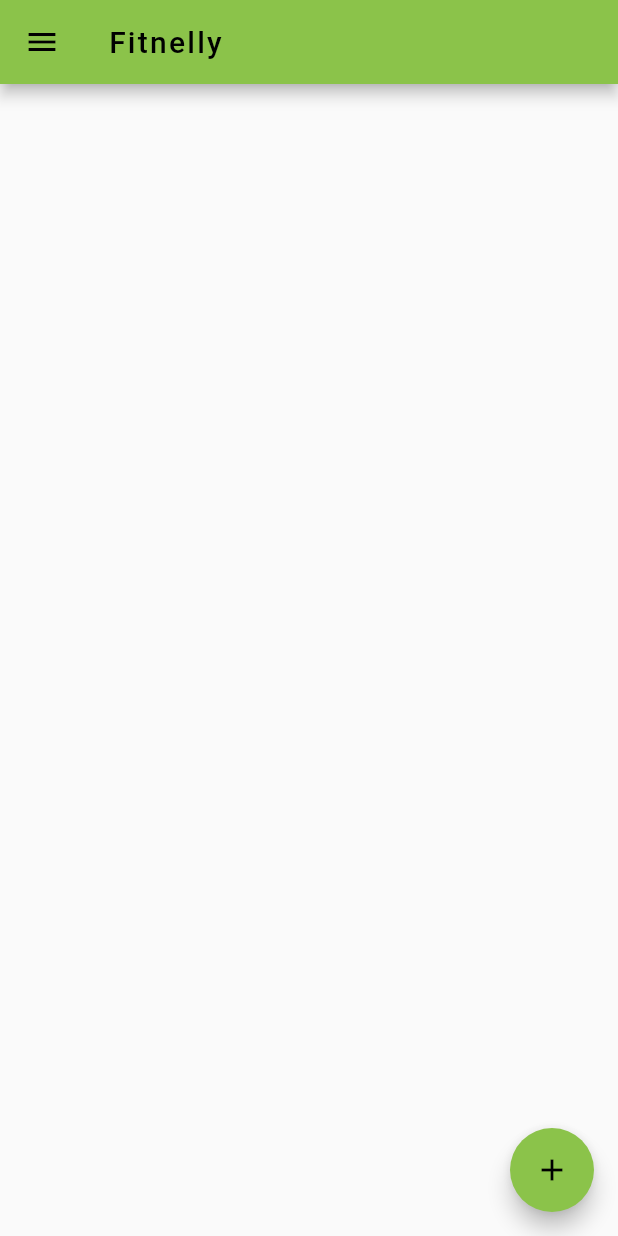
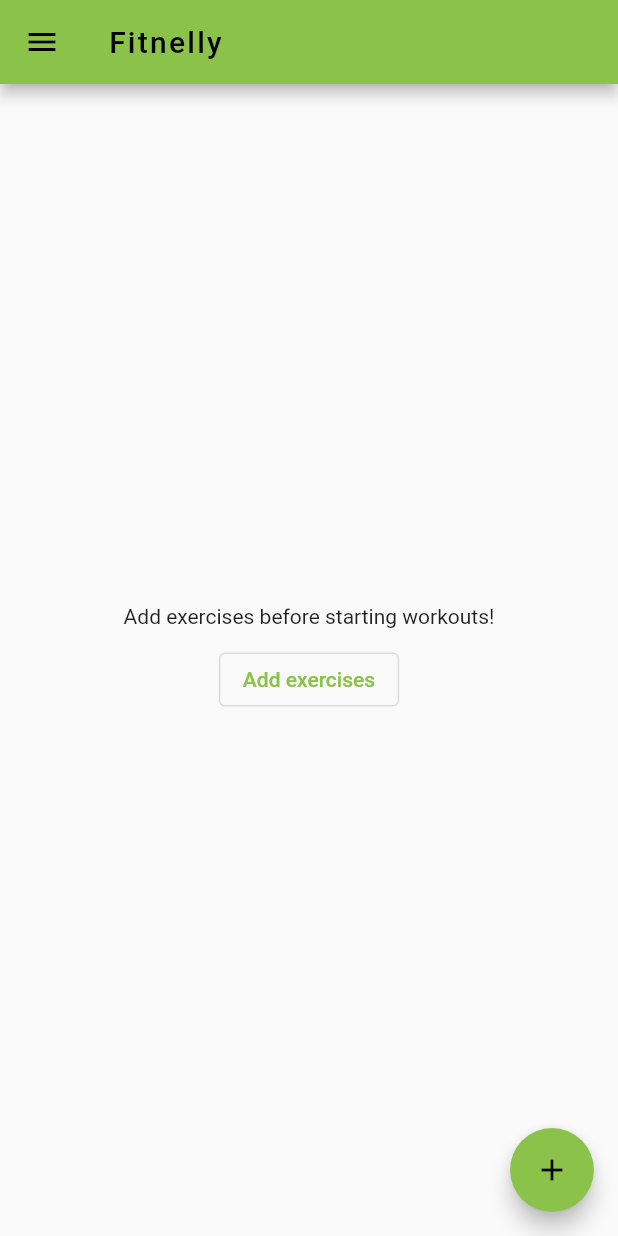
Before and after one commit to Yaxsh/floss-fitness-app, a Flutter app: the screen it shows after launch, on a phone screen of 412 x 824 dp. Run offline on Flutter 3.47's test engine with Material 2 defaults, Android fonts, the phone set to English and light mode, and no system bars; our stand-ins replace bloc, dropdown_button2, flutter_bloc, sqflite; accounts and stored records are empty.

Commit message:
* verified v2 db upgrade * added intructions for new users in exercises_page.dart and home_page.dart * upgraded to version 0.0.3

```diff
--- a/lib/views/pages/exercises_page.dart
+++ b/lib/views/pages/exercises_page.dart
@@ -27,6 +27,11 @@ class _ExercisesPageState extends State<ExercisesPage> {
             if(asyncSnap.hasData) {
               refreshToRebuild();
               readExercisesFromData(asyncSnap.data!);
+              if(exerciseCards.isEmpty){
+                return Center(
+                  child: Text('No exercises, add them by clicking the + button'),
+                );
+              }
             }
             else{
               return const CircularProgressIndicator();
--- a/lib/views/pages/home_page.dart
+++ b/lib/views/pages/home_page.dart
@@ -51,6 +51,18 @@ class _HomePageState extends State<HomePage> {
             //todo: find more efficient way to keep track, state?
             refreshToRebuild();
             readWorkoutCardsFromData(asyncSnap.data!);
+            if(workoutCardList.isEmpty){
+              return Center(
+                child: Column(
+                  mainAxisAlignment: MainAxisAlignment.center,
+                  children: [
+                    const Text('Add exercises before starting workouts!'),
+                    Padding(padding: EdgeInsets.only(bottom: 10)),
+                    OutlinedButton(onPressed: () {Navigator.pushNamed(context, '/exercises');}, child: Text('Add exercises'))
+                  ],
+                ),
+              );
+            }
           } else if (!asyncSnap.hasData) {
             return const Center(child: CircularProgressIndicator());
           }
--- a/pubspec.yaml
+++ b/pubspec.yaml
@@ -17,7 +17,7 @@ publish_to: 'none' # Remove this line if you wish to publish to pub.dev
 # https://developer.apple.com/library/archive/documentation/General/Reference/InfoPlistKeyReference/Articles/CoreFoundationKeys.html
 # In Windows, build-name is used as the major, minor, and patch parts
 # of the product and file versions while build-number is used as the build suffix.
-version: 0.0.2+1
+version: 0.0.3+1
 
 environment:
   sdk: '>=2.18.2 <3.0.0'
```
Also changed, not shown: lib/const/db_constants.dart (+4 -4 lines), lib/data/data_providers/workout_database_provider.dart (+6 -7 lines), pubspec.lock.
